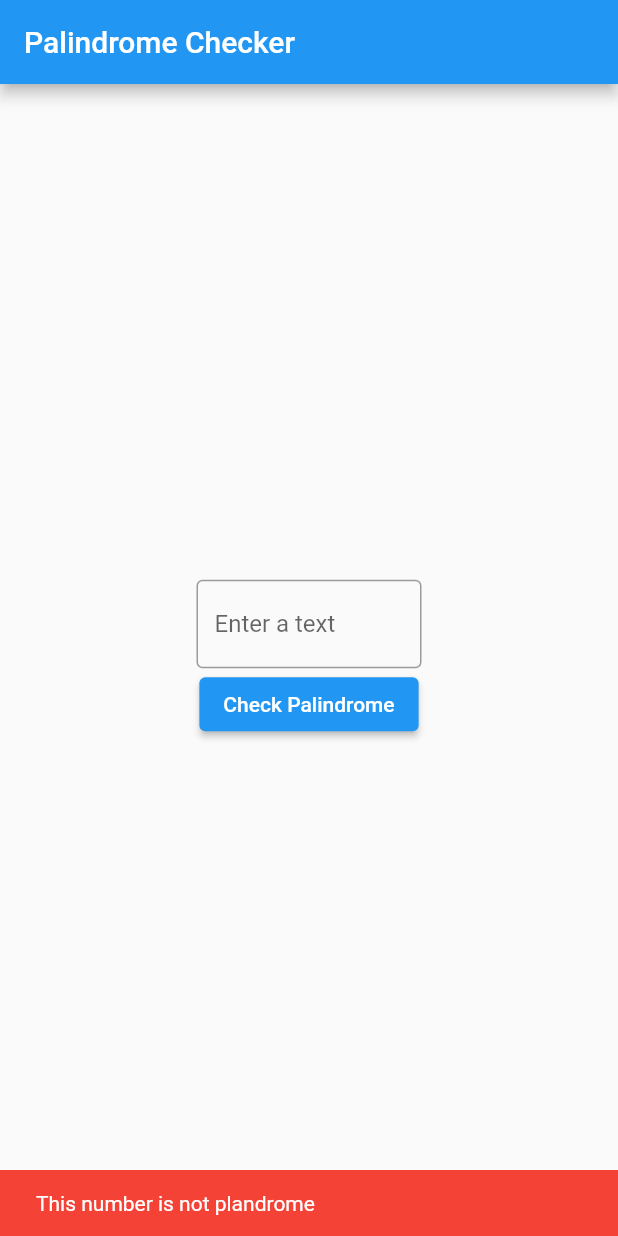
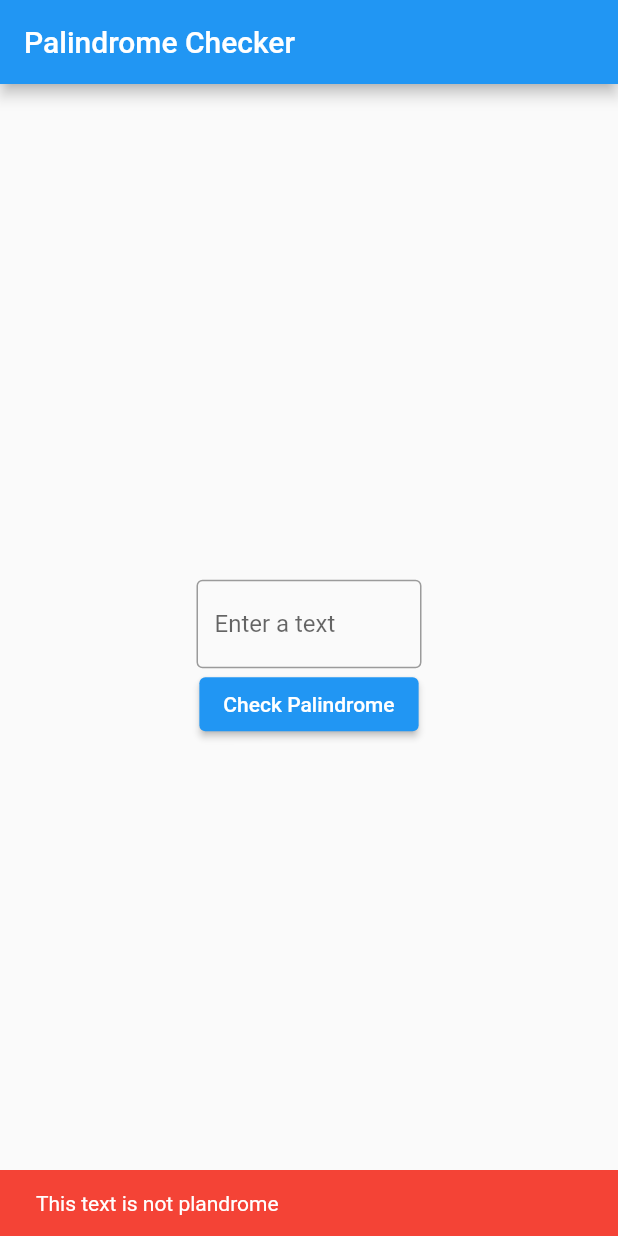
Before and after one commit to alperenekin/PlatformChannelExample, a Flutter app: the screen it shows after launch, after a tap on "Check Palindrome", on a phone screen of 412 x 824 dp. Run offline on Flutter 3.47's test engine with Material 2 defaults, Android fonts, the light colour scheme and no system bars.

Commit message:
Small fix

```diff
--- a/lib/example_view.dart
+++ b/lib/example_view.dart
@@ -40,14 +40,14 @@ class _ExampleViewState extends State<ExampleView> {
                   .isInputTextPalindrome(textController.text);
               if (result) {
                 final snackBar = SnackBar(
-                  content: Text('This number is plandrome'),
+                  content: Text('This text is plandrome'),
                   backgroundColor: Colors.green,
                   duration: Duration(seconds: 1),
                 );
                 ScaffoldMessenger.of(context).showSnackBar(snackBar);
               } else {
                 final snackBar = SnackBar(
-                    content: Text('This number is not plandrome'),
+                    content: Text('This text is not plandrome'),
                     backgroundColor: Colors.red,
                     duration: Duration(seconds: 1));
                 ScaffoldMessenger.of(context).showSnackBar(snackBar);
```
Also changed, not shown: 1 other file.
